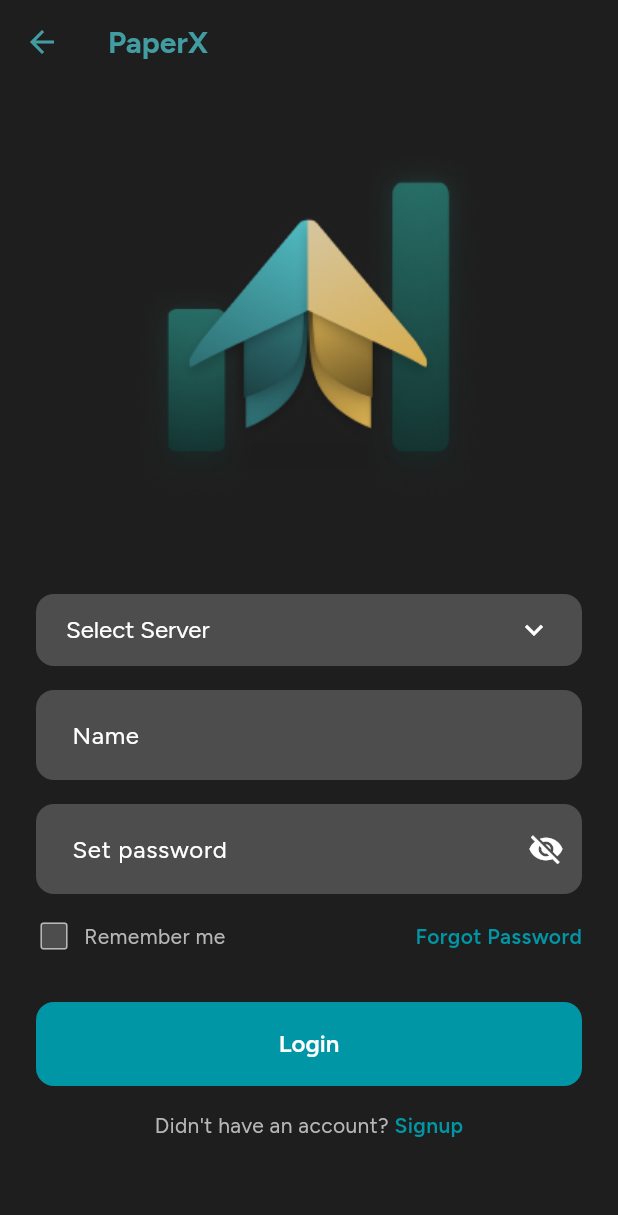
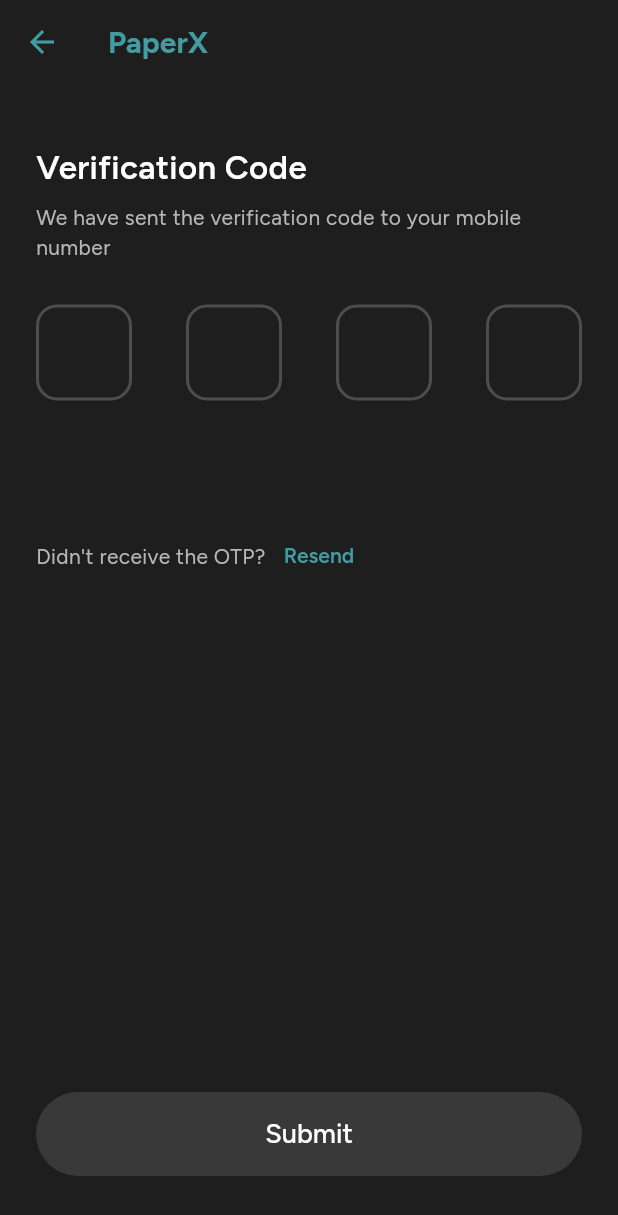
Before and after one commit to WhiterApps1/PaperX, a Flutter app: the LoginScreen screen opened directly, after a tap on "Login", on a phone screen of 412 x 824 dp. Shown: the top 1215 px of the screen. Run offline on Flutter 3.47's test engine with Material 3 defaults, Android fonts, the phone set to English and light mode, and no system bars.

Commit message:
adding otp_screen

```diff
--- /dev/null
+++ b/lib/features/auth/data/auth_service.dart
@@ -0,0 +1,32 @@
+import 'dart:async';
+
+/// Authentication service abstraction used by the OTP screen.
+/// Implement this interface to call your real backend.
+abstract class AuthService {
+  /// Send (or resend) an OTP to [phoneWithDial].
+  Future<void> resendCode(String phoneWithDial);
+
+  /// Verify a given [code] for [phoneWithDial].
+  /// Returns `true` when verification succeeds, otherwise `false`.
+  Future<bool> verifyCode(String phoneWithDial, String code);
+}
+
+/// A simple mock implementation that simulates network latency.
+/// Replace this with your backend integration (HTTP/Firebase/etc.).
+class MockAuthService implements AuthService {
+  const MockAuthService();
+
+  @override
+  Future<void> resendCode(String phoneWithDial) async {
+    await Future.delayed(const Duration(seconds: 1));
+    // In a real implementation you would call your API here.
+  }
+
+  @override
+  Future<bool> verifyCode(String phoneWithDial, String code) async {
+    await Future.delayed(const Duration(seconds: 1));
+    // For now the mock treats any 6-digit code as success. Change this logic
+    // to call your backend and interpret the response.
+    return code.trim().length == 4;
+  }
+}
--- a/lib/features/auth/presentation/pages/login_screen.dart
+++ b/lib/features/auth/presentation/pages/login_screen.dart
@@ -1,5 +1,6 @@
 import 'package:flutter/material.dart';
 import 'package:paper_x_flutter/core/theme/app_colors.dart';
+import 'package:paper_x_flutter/features/auth/presentation/pages/otp_screen.dart';
 import 'package:paper_x_flutter/features/auth/presentation/widgets/custom_text_field.dart';
 import 'package:paper_x_flutter/features/auth/presentation/widgets/custom_dropdown.dart';
 import 'sign_in_screen.dart';
@@ -141,6 +142,7 @@ class _LoginScreenState extends State<LoginScreen> {
                 child: ElevatedButton(
                   onPressed: () {
                     // TODO: Implement login logic
+                     Navigator.push(context, MaterialPageRoute(builder: (_) => OtpScreen(dialCode:"12345", phnNum: "8533969274")));
                   },
                   child: const Text(
                     'Login',
--- /dev/null
+++ b/lib/features/auth/presentation/pages/otp_screen.dart
@@ -0,0 +1,258 @@
+import 'package:flutter/material.dart';
+import 'package:flutter/services.dart';
+import 'package:paper_x_flutter/core/theme/app_colors.dart';
+import 'package:paper_x_flutter/features/auth/data/auth_service.dart';
+import 'success_screen.dart';
+
+
+class OtpScreen extends StatefulWidget {
+  final String dialCode;
+  final String phnNum;
+
+
+  const OtpScreen({
+    super.key,
+    required this.dialCode,
+    required this.phnNum,
+
+  });
+
+  @override
+  State<OtpScreen> createState() => _OtpScreenState();
+}
+
+class _OtpScreenState extends State<OtpScreen> {
+  final _controller = TextEditingController();
+  final _focus = FocusNode();
+
+  bool _isLoading = false;
+  bool _isError = false;
+
+  bool get _isValid => _controller.text.length == 4;
+  String get _phone => "${widget.dialCode}${widget.phnNum}";
+
+  @override
+  void initState() {
+    super.initState();
+    Future.delayed(Duration.zero, () {
+      FocusScope.of(context).requestFocus(_focus);
+    });
+  }
+
+  @override
+  void dispose() {
+    _controller.dispose();
+    _focus.dispose();
+    super.dispose();
+  }
+
+  Future<void> _verify() async {
+    if (!_isValid) return;
+
+    setState(() {
+      _isLoading = true;
+      _isError = false;
+    });
+
+    final ok =
+        await MockAuthService().verifyCode(_phone,_controller.text.toString());
+
+    if (!mounted) return;
+
+    setState(() => _isLoading = false);
+
+    if (ok) {
+      await Navigator.push(
+        context,
+        MaterialPageRoute(builder: (_) => const SuccessScreen()),
+      );
+      if (mounted) Navigator.popUntil(context, (r) => r.isFirst);
+    } else {
+      setState(() => _isError = true);
+    }
+  }
+
+  Future<void> _resend() async {
+    setState(() => _isLoading = true);
+
+    await MockAuthService().resendCode(_phone);
+
+    if (!mounted) return;
+
+    _controller.clear();
+    setState(() {
+      _isLoading = false;
+      _isError = false;
+    });
+
+    FocusScope.of(context).requestFocus(_focus);
+  }
+
+  @override
+  Widget build(BuildContext context) {
+    return Scaffold(
+      backgroundColor: AppColors.background,
+      appBar: AppBar(
+        backgroundColor: AppColors.background,
+        leading: IconButton(
+          icon: const Icon(Icons.arrow_back,
+              color: AppColors.primaryAccent),
+          onPressed: () => Navigator.pop(context),
+        ),
+        title: const Text(
+          'PaperX',
+          style: TextStyle(
+            fontFamily: 'Figtree',
+            fontWeight: FontWeight.w700,
+            fontSize: 20,
+            color: AppColors.primaryAccent,
+          ),
+        ),
+      ),
+      body: Padding(
+        padding: const EdgeInsets.symmetric(horizontal: 24, vertical: 40),
+        child: Column(
+          crossAxisAlignment: CrossAxisAlignment.start,
+          children: [
+            const Text(
+              'Verification Code',
+              style: TextStyle(
+                fontFamily: 'Figtree',
+                fontSize: 22,
+                fontWeight: FontWeight.w600,
+                color: Colors.white,
+              ),
+            ),
+            const SizedBox(height: 8),
+            const Text(
+              'We have sent the verification code to your mobile number',
+              style: TextStyle(
+                fontFamily: 'Figtree',
+                fontSize: 14,
+                color: Color(0xffB7B7B7),
+              ),
+            ),
+            const SizedBox(height: 28),
+
+            /// OTP BOXES
+            GestureDetector(
+              onTap: () =>
+                  FocusScope.of(context).requestFocus(_focus),
+              child: Row(
+                mainAxisAlignment: MainAxisAlignment.spaceBetween,
+                children: List.generate(4, (i) {
+                  final isFilled = i < _controller.text.length;
+
+                  final borderColor = _isError
+                      ? Colors.red
+                      : isFilled
+                          ? AppColors.primaryAccent
+                          : const Color(0xFF4D4D4D);
+
+                  return Container(
+                    width: 64,
+                    height: 64,
+                    alignment: Alignment.center,
+                    decoration: BoxDecoration(
+                      borderRadius: BorderRadius.circular(14),
+                      border: Border.all(
+                          color: borderColor, width: 2),
+                    ),
+                    child: Text(
+                      isFilled ? _controller.text[i] : '',
+                      style: const TextStyle(
+                        fontFamily: 'Figtree',
+                        fontSize: 22,
+                        color: Colors.white,
+                        fontWeight: FontWeight.w600,
+                      ),
+                    ),
+                  );
+                }),
+              ),
+            ),
+
+            /// Hidden input
+            Opacity(
+              opacity: 0,
+              child: TextField(
+                focusNode: _focus,
+                controller: _controller,
+                keyboardType: TextInputType.number,
+                cursorColor: Colors.transparent,
+                showCursor: false,
+                inputFormatters: [
+                  FilteringTextInputFormatter.digitsOnly,
+                  LengthLimitingTextInputFormatter(4),
+                ],
+                onChanged: (_) {
+                  if (_isError) {
+                    setState(() => _isError = false);
+                  }
+                  setState(() {});
+                },
+              ),
+            ),
+
+            const SizedBox(height: 20),
+
+            Row(
+              children: [
+                Text(
+                  _isError ? 'Wrong OTP?' : "Didn't receive the OTP?",
+                  style: TextStyle(
+                    fontFamily: 'Figtree',
+                    fontSize: 14,
+                    color:
+                        _isError ? Colors.red : const Color(0xffB7B7B7),
+                  ),
+                ),
+                TextButton(
+                  onPressed: _resend,
+                  child: const Text(
+                    'Resend',
+                    style: TextStyle(
+                      fontFamily: 'Figtree',
+                      fontWeight: FontWeight.w600,
+                      color: AppColors.primaryAccent,
+                    ),
+                  ),
+                ),
+              ],
+            ),
+
+            const Spacer(),
+
+            SizedBox(
+              width: double.infinity,
+              height: 56,
+              child: ElevatedButton(
+                onPressed: _isValid && !_isLoading ? _verify : null,
+                style: ElevatedButton.styleFrom(
+                  backgroundColor: _isValid
+                      ? AppColors.primaryAccent
+                      : Colors.grey.shade700,
+                  shape: RoundedRectangleBorder(
+                    borderRadius: BorderRadius.circular(28),
+                  ),
+                ),
+                child: _isLoading
+                    ? const CircularProgressIndicator(
+                        color: Colors.white,
+                      )
+                    : const Text(
+                        'Submit',
+                        style: TextStyle(
+                          fontFamily: 'Figtree',
+                          fontSize: 18,
+                          color: Colors.white,
+                        ),
+                      ),
+              ),
+            ),
+          ],
+        ),
+      ),
+    );
+  }
+}
--- a/lib/features/auth/presentation/pages/sign_in_screen.dart
+++ b/lib/features/auth/presentation/pages/sign_in_screen.dart
@@ -1,5 +1,6 @@
 import 'package:flutter/material.dart';
 import 'package:paper_x_flutter/core/theme/app_colors.dart';
+import 'package:paper_x_flutter/features/auth/presentation/pages/otp_screen.dart';
 import 'package:paper_x_flutter/features/auth/presentation/widgets/custom_text_field.dart';
 import 'package:paper_x_flutter/features/auth/presentation/widgets/custom_dropdown.dart';
 import 'login_screen.dart';
@@ -90,6 +91,7 @@ class _SignInScreenState extends State<SignInScreen> {
                 child: ElevatedButton(
                   onPressed: () {
                     // TODO: Implement sign-in logic
+                    Navigator.push(context, MaterialPageRoute(builder: (_) => OtpScreen(dialCode:"12345", phnNum: "8533969274")));
                   },
                   child: const Text(
                     'Sign Up',
```
Also changed, not shown: lib/features/auth/presentation/pages/success_screen.dart (added, +113 -0 lines).
